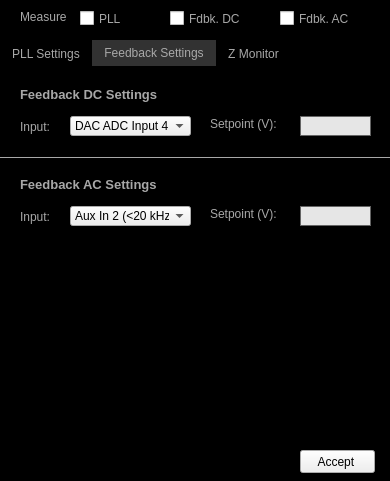
This is Scanner GUI/ApproachModule/MeasurementSettings.ui in afylab/nanoSQUID-Scanning-Software as Qt 5 draws it before an edit. The edited form follows.
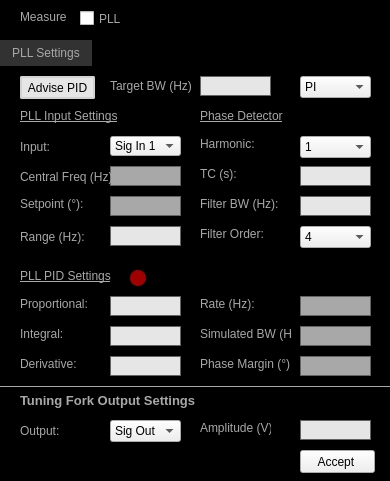
This is the edited form. The open tabs and pages were chosen to show the change.

The edit to the form file:
```diff
--- a/Scanner GUI/ApproachModule/MeasurementSettings.ui
+++ b/Scanner GUI/ApproachModule/MeasurementSettings.ui
@@ -941,328 +941,6 @@
      </property>
     </widget>
    </widget>
-   <widget class="QWidget" name="tab_2">
-    <property name="styleSheet">
-     <string notr="true">#tab_2{
-background: black
-}</string>
-    </property>
-    <attribute name="title">
-     <string>Feedback Settings</string>
-    </attribute>
-    <widget class="QLabel" name="label_25">
-     <property name="geometry">
-      <rect>
-       <x>210</x>
-       <y>50</y>
-       <width>71</width>
-       <height>16</height>
-      </rect>
-     </property>
-     <property name="text">
-      <string>Setpoint (V):</string>
-     </property>
-    </widget>
-    <widget class="QLineEdit" name="lineEdit_DC_Setpoint">
-     <property name="geometry">
-      <rect>
-       <x>300</x>
-       <y>50</y>
-       <width>71</width>
-       <height>20</height>
-      </rect>
-     </property>
-     <property name="styleSheet">
-      <string notr="true">#lineEdit_PLL_phaseSetPoint{
-background: rgb(168,168,168);
-}</string>
-     </property>
-     <property name="text">
-      <string/>
-     </property>
-     <property name="alignment">
-      <set>Qt::AlignRight|Qt::AlignTrailing|Qt::AlignVCenter</set>
-     </property>
-     <property name="readOnly">
-      <bool>false</bool>
-     </property>
-    </widget>
-    <widget class="QComboBox" name="comboBox_DC_Input">
-     <property name="geometry">
-      <rect>
-       <x>70</x>
-       <y>50</y>
-       <width>121</width>
-       <height>20</height>
-      </rect>
-     </property>
-     <property name="currentIndex">
-      <number>3</number>
-     </property>
-     <item>
-      <property name="text">
-       <string>DAC ADC Input 1</string>
-      </property>
-     </item>
-     <item>
-      <property name="text">
-       <string>DAC ADC Input 2</string>
-      </property>
-     </item>
-     <item>
-      <property name="text">
-       <string>DAC ADC Input 3</string>
-      </property>
-     </item>
-     <item>
-      <property name="text">
-       <string>DAC ADC Input 4</string>
-      </property>
-     </item>
-     <item>
-      <property name="text">
-       <string>Aux In 1 (&lt;20 kHz)</string>
-      </property>
-     </item>
-     <item>
-      <property name="text">
-       <string>Aux In 2 (&lt;20 kHz)</string>
-      </property>
-     </item>
-    </widget>
-    <widget class="QLabel" name="label_15">
-     <property name="geometry">
-      <rect>
-       <x>20</x>
-       <y>50</y>
-       <width>71</width>
-       <height>22</height>
-      </rect>
-     </property>
-     <property name="text">
-      <string>Input:</string>
-     </property>
-    </widget>
-    <widget class="QComboBox" name="comboBox_AC_Input">
-     <property name="geometry">
-      <rect>
-       <x>70</x>
-       <y>140</y>
-       <width>121</width>
-       <height>20</height>
-      </rect>
-     </property>
-     <property name="currentIndex">
-      <number>5</number>
-     </property>
-     <item>
-      <property name="text">
-       <string>DAC ADC Input 1</string>
-      </property>
-     </item>
-     <item>
-      <property name="text">
-       <string>DAC ADC Input 2</string>
-      </property>
-     </item>
-     <item>
-      <property name="text">
-       <string>DAC ADC Input 3</string>
-      </property>
-     </item>
-     <item>
-      <property name="text">
-       <string>DAC ADC Input 4</string>
-      </property>
-     </item>
-     <item>
-      <property name="text">
-       <string>Aux In 1 (&lt;20 kHz)</string>
-      </property>
-     </item>
-     <item>
-      <property name="text">
-       <string>Aux In 2 (&lt;20 kHz)</string>
-      </property>
-     </item>
-    </widget>
-    <widget class="QLabel" name="label_28">
-     <property name="geometry">
-      <rect>
-       <x>210</x>
-       <y>140</y>
-       <width>71</width>
-       <height>16</height>
-      </rect>
-     </property>
-     <property name="text">
-      <string>Setpoint (V):</string>
-     </property>
-    </widget>
-    <widget class="QLabel" name="label_17">
-     <property name="geometry">
-      <rect>
-       <x>20</x>
-       <y>140</y>
-       <width>71</width>
-       <height>22</height>
-      </rect>
-     </property>
-     <property name="text">
-      <string>Input:</string>
-     </property>
-    </widget>
-    <widget class="QLineEdit" name="lineEdit_AC_Setpoint">
-     <property name="geometry">
-      <rect>
-       <x>300</x>
-       <y>140</y>
-       <width>71</width>
-       <height>20</height>
-      </rect>
-     </property>
-     <property name="styleSheet">
-      <string notr="true">#lineEdit_PLL_phaseSetPoint{
-background: rgb(168,168,168);
-}</string>
-     </property>
-     <property name="text">
-      <string/>
-     </property>
-     <property name="alignment">
-      <set>Qt::AlignRight|Qt::AlignTrailing|Qt::AlignVCenter</set>
-     </property>
-     <property name="readOnly">
-      <bool>false</bool>
-     </property>
-    </widget>
-    <widget class="Line" name="line_6">
-     <property name="geometry">
-      <rect>
-       <x>-10</x>
-       <y>90</y>
-       <width>405</width>
-       <height>3</height>
-      </rect>
-     </property>
-     <property name="styleSheet">
-      <string notr="true">#line_6{
-color:rgb(168,168,168)
-}</string>
-     </property>
-     <property name="frameShadow">
-      <enum>QFrame::Plain</enum>
-     </property>
-     <property name="lineWidth">
-      <number>1</number>
-     </property>
-     <property name="orientation">
-      <enum>Qt::Horizontal</enum>
-     </property>
-    </widget>
-    <widget class="QLabel" name="label_title_9">
-     <property name="geometry">
-      <rect>
-       <x>20</x>
-       <y>110</y>
-       <width>140</width>
-       <height>16</height>
-      </rect>
-     </property>
-     <property name="font">
-      <font>
-       <pointsize>10</pointsize>
-       <weight>75</weight>
-       <bold>true</bold>
-      </font>
-     </property>
-     <property name="styleSheet">
-      <string notr="true">#label_title{
-color:rgb(168,168,168)
-}</string>
-     </property>
-     <property name="text">
-      <string>Feedback AC Settings</string>
-     </property>
-     <property name="alignment">
-      <set>Qt::AlignLeading|Qt::AlignLeft|Qt::AlignVCenter</set>
-     </property>
-    </widget>
-    <widget class="QLabel" name="label_title_10">
-     <property name="geometry">
-      <rect>
-       <x>20</x>
-       <y>20</y>
-       <width>140</width>
-       <height>16</height>
-      </rect>
-     </property>
-     <property name="font">
-      <font>
-       <pointsize>10</pointsize>
-       <weight>75</weight>
-       <bold>true</bold>
-      </font>
-     </property>
-     <property name="styleSheet">
-      <string notr="true">#label_title{
-color:rgb(168,168,168)
-}</string>
-     </property>
-     <property name="text">
-      <string>Feedback DC Settings</string>
-     </property>
-     <property name="alignment">
-      <set>Qt::AlignLeading|Qt::AlignLeft|Qt::AlignVCenter</set>
-     </property>
-    </widget>
-   </widget>
-   <widget class="QWidget" name="tab_4">
-    <property name="styleSheet">
-     <string notr="true">#tab_4{
-background: black
-}</string>
-    </property>
-    <attribute name="title">
-     <string>Z Monitor</string>
-    </attribute>
-    <widget class="QComboBox" name="comboBox_ZMonitor_Input">
-     <property name="geometry">
-      <rect>
-       <x>70</x>
-       <y>20</y>
-       <width>121</width>
-       <height>20</height>
-      </rect>
-     </property>
-     <property name="currentIndex">
-      <number>0</number>
-     </property>
-     <item>
-      <property name="text">
-       <string>Aux In 1 (&lt;20 kHz)</string>
-      </property>
-     </item>
-     <item>
-      <property name="text">
-       <string>Aux In 2 (&lt;20 kHz)</string>
-      </property>
-     </item>
-    </widget>
-    <widget class="QLabel" name="label_16">
-     <property name="geometry">
-      <rect>
-       <x>20</x>
-       <y>20</y>
-       <width>71</width>
-       <height>22</height>
-      </rect>
-     </property>
-     <property name="text">
-      <string>Input:</string>
-     </property>
-    </widget>
-   </widget>
   </widget>
   <widget class="QPushButton" name="pushButton">
    <property name="geometry">
@@ -1309,32 +987,6 @@
     <bool>false</bool>
    </property>
   </widget>
-  <widget class="QCheckBox" name="checkBox_fdbkDC">
-   <property name="geometry">
-    <rect>
-     <x>170</x>
-     <y>10</y>
-     <width>70</width>
-     <height>17</height>
-    </rect>
-   </property>
-   <property name="text">
-    <string>Fdbk. DC</string>
-   </property>
-  </widget>
-  <widget class="QCheckBox" name="checkBox_fdbkAC">
-   <property name="geometry">
-    <rect>
-     <x>280</x>
-     <y>10</y>
-     <width>70</width>
-     <height>17</height>
-    </rect>
-   </property>
-   <property name="text">
-    <string>Fdbk. AC</string>
-   </property>
-  </widget>
  </widget>
  <tabstops>
   <tabstop>checkBox_pll</tabstop>
```
Left out of the diff: 7 changed lines with no effect on the pictures.
